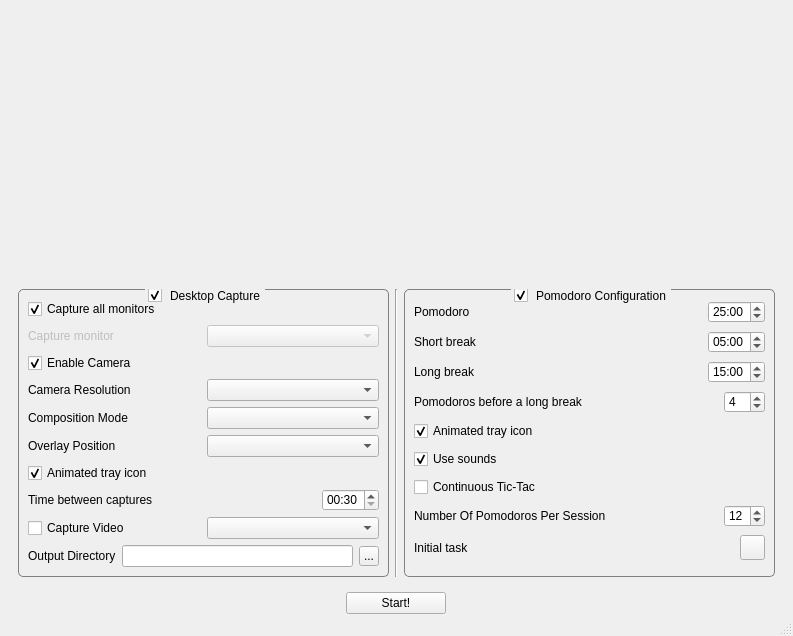
Old version of the form MainWindow.ui in the repository FelixdelasPozas/pomodorotimelapse.
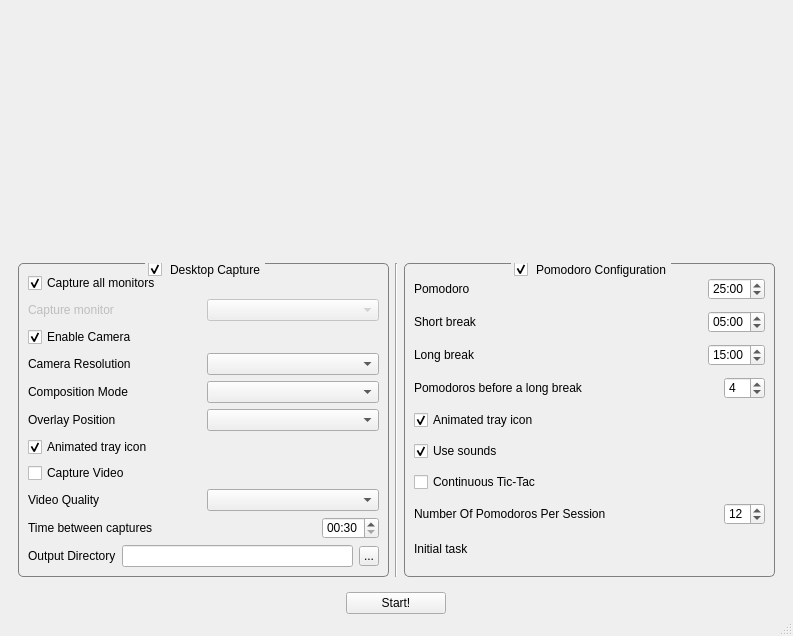
New version of the form. Icons and pictures are not drawn.

Patch:
```diff
--- a/MainWindow.ui
+++ b/MainWindow.ui
@@ -190,6 +190,30 @@
             </property>
            </widget>
           </item>
+          <item>
+           <widget class="QCheckBox" name="m_captureVideo">
+            <property name="text">
+             <string>Capture Video</string>
+            </property>
+           </widget>
+          </item>
+          <item>
+           <layout class="QHBoxLayout" name="horizontalLayout_14">
+            <property name="topMargin">
+             <number>0</number>
+            </property>
+            <item>
+             <widget class="QLabel" name="label_11">
+              <property name="text">
+               <string>Video Quality</string>
+              </property>
+             </widget>
+            </item>
+            <item>
+             <widget class="QComboBox" name="m_captureVideoQuality"/>
+            </item>
+           </layout>
+          </item>
           <item>
            <layout class="QHBoxLayout" name="horizontalLayout_12" stretch="1,0">
             <property name="topMargin">
@@ -232,23 +256,6 @@
             </item>
            </layout>
           </item>
-          <item>
-           <layout class="QHBoxLayout" name="horizontalLayout_14">
-            <property name="topMargin">
-             <number>0</number>
-            </property>
-            <item>
-             <widget class="QCheckBox" name="m_captureVideo">
-              <property name="text">
-               <string>Capture Video</string>
-              </property>
-             </widget>
-            </item>
-            <item>
-             <widget class="QComboBox" name="m_videoCodecComboBox"/>
-            </item>
-           </layout>
-          </item>
           <item>
            <layout class="QHBoxLayout" name="horizontalLayout_13">
             <property name="topMargin">
@@ -568,6 +575,12 @@
                <iconset resource="rsc/resources.qrc">
                 <normaloff>:/DesktopCapture/pen.png</normaloff>:/DesktopCapture/pen.png</iconset>
               </property>
+              <property name="popupMode">
+               <enum>QToolButton::InstantPopup</enum>
+              </property>
+              <property name="autoRaise">
+               <bool>true</bool>
+              </property>
              </widget>
             </item>
            </layout>
```
